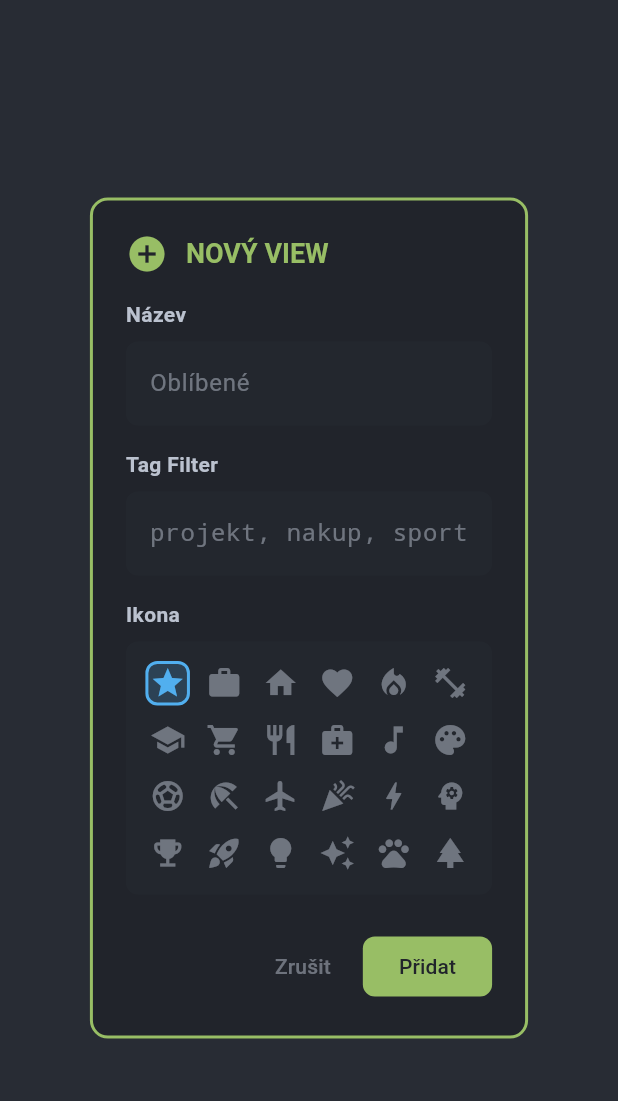
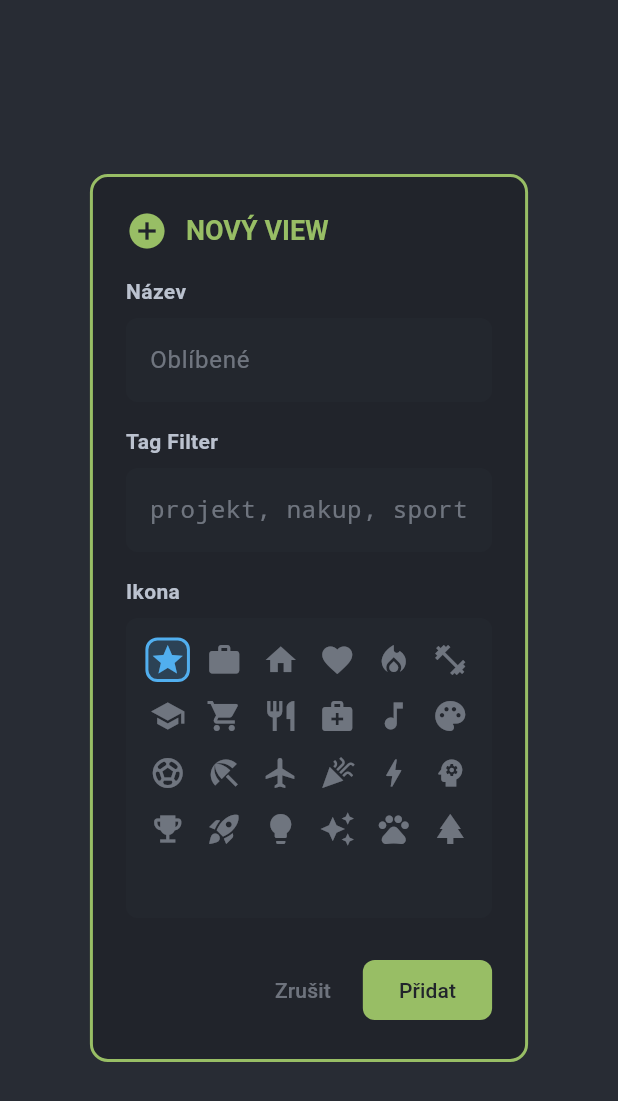
Before and after one commit to mastnacek/laidak, a Flutter app: the _CustomViewDialog widget shown alone on an empty page, opened directly with empty values, on a phone screen of 412 x 824 dp. Shown: the top 1101 px of the screen. Run offline on Flutter 3.47's test engine with Material 3 defaults, Android fonts, the phone set to English and light mode, and no system bars; our stand-ins replace equatable, flutter_bloc, flutter_colorpicker, just_audio, logger, shared_preferences and 2 more; accounts and stored records are empty.

Commit message:
🐛 fix: Oprava stack overflow v _CustomViewDialog (GridView + IntrinsicWidth)
**Problém:**
- Stack overflow při otevření Add/Edit Custom View dialogu (Settings > Agenda tab)
- AlertDialog má IntrinsicWidth → GridView.count(shrinkWrap: true) = 💥
- GridView se pokouší spočítat svou velikost pomocí intrinsic calculations

**Root cause:**
AlertDialog → IntrinsicWidth (Flutter internal)
  ↓
SingleChildScrollView
  ↓
GridView.count(shrinkWrap: true, physics: NeverScrollableScrollPhysics)
  ↓
💥 STACK OVERFLOW (nekonečná smyčka intrinsic size calculations)

**Řešení:**
- Odstraněno: shrinkWrap: true, physics: NeverScrollableScrollPhysics
- Přidáno: Container height: 200 (fixní výška pro 4 rows * 48px + spacing)
- GridView teď má bounded constraints → žádné intrinsic calculations

**Změny:**
- Icon picker grid má fixní výšku 200px
- GridView může scrollovat (ale 24 ikon se vejde do 4 rows)
- Layout funguje bez stack overflow

**Testováno:**
- Dialog se otevře bez crash
- Icon picker zobrazuje všechny ikony (6x4 grid)
- Výběr ikony funguje správně
- Save/Cancel tlačítka fungují

🤖 Generated with [Claude Code](https://claude.com/claude-code)

Co-Authored-By: Claude <noreply@anthropic.com>

```diff
--- a/lib/pages/settings_page.dart
+++ b/lib/pages/settings_page.dart
@@ -2160,6 +2160,7 @@ class _CustomViewDialogState extends State<_CustomViewDialog> {
             ),
             const SizedBox(height: 8),
             Container(
+              height: 200, // Fixní výška (4 rows * 48px + spacing)
               padding: const EdgeInsets.all(12),
               decoration: BoxDecoration(
                 color: theme.appColors.base2,
@@ -2168,8 +2169,6 @@ class _CustomViewDialogState extends State<_CustomViewDialog> {
               ),
               child: GridView.count(
                 crossAxisCount: 6,
-                shrinkWrap: true,
-                physics: const NeverScrollableScrollPhysics(),
                 mainAxisSpacing: 8,
                 crossAxisSpacing: 8,
                 children: [
```
